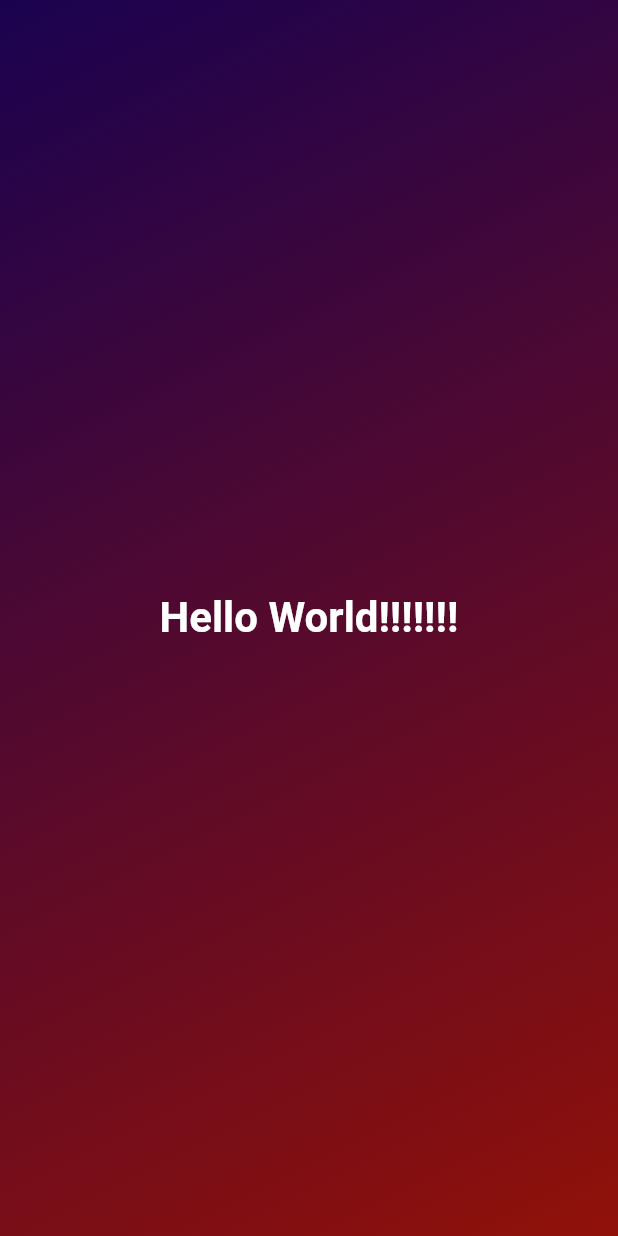
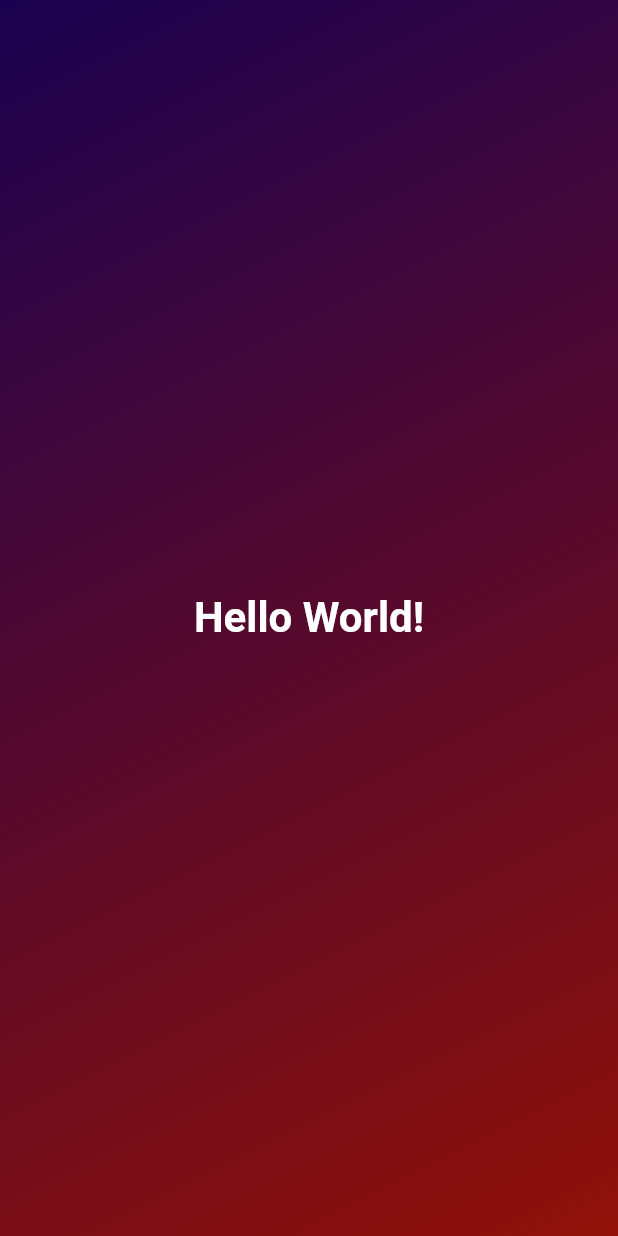
Before and after one commit to ad-bak/fluts, a Flutter app: the screen it shows after launch, on a phone screen of 412 x 824 dp. Run offline on Flutter 3.47's test engine with Material 2 defaults, Android fonts, the phone set to English and light mode, and no system bars.

Commit message:
learned final types

```diff
--- a/first_app/lib/gradient_container.dart
+++ b/first_app/lib/gradient_container.dart
@@ -2,24 +2,30 @@ import 'package:flutter/material.dart';
 
 import './styled_text.dart';
 
+const startAlignment = Alignment.topLeft;
+const endAlignment = Alignment.bottomRight;
+
 class GradientContainer extends StatelessWidget {
-  const GradientContainer({super.key});
+  const GradientContainer(this.colorA, this.colorB, {super.key});
+
+  final Color colorA;
+  final Color colorB;
 
   @override
   Widget build(context) {
     return Container(
-      decoration: const BoxDecoration(
+      decoration: BoxDecoration(
         gradient: LinearGradient(
           colors: [
-            Color.fromARGB(255, 26, 2, 80),
-            Color.fromARGB(255, 145, 17, 9),
+            colorA,
+            colorB,
           ],
-          begin: Alignment.topLeft,
-          end: Alignment.bottomRight,
+          begin: startAlignment,
+          end: endAlignment,
         ),
       ),
       child: const Center(
-        child: StyledText(),
+        child: StyledText("Hello World!"),
       ),
     );
   }
--- a/first_app/lib/main.dart
+++ b/first_app/lib/main.dart
@@ -6,7 +6,10 @@ void main() {
   runApp(
     const MaterialApp(
       home: Scaffold(
-        body: GradientContainer(),
+        body: GradientContainer(
+          Color.fromARGB(255, 26, 2, 80),
+          Color.fromARGB(255, 145, 17, 9),
+        ),
       ),
     ),
   );
--- a/first_app/lib/styled_text.dart
+++ b/first_app/lib/styled_text.dart
@@ -1,13 +1,15 @@
 import 'package:flutter/material.dart';
 
 class StyledText extends StatelessWidget {
-  const StyledText({super.key});
+  const StyledText(this.text, {super.key});
+
+  final String text;
 
   @override
   Widget build(context) {
-    return const Text(
-      'Hello World!!!!!!!',
-      style: TextStyle(
+    return Text(
+      text,
+      style: const TextStyle(
         color: Colors.white,
         fontSize: 28,
         fontWeight: FontWeight.bold,
```
